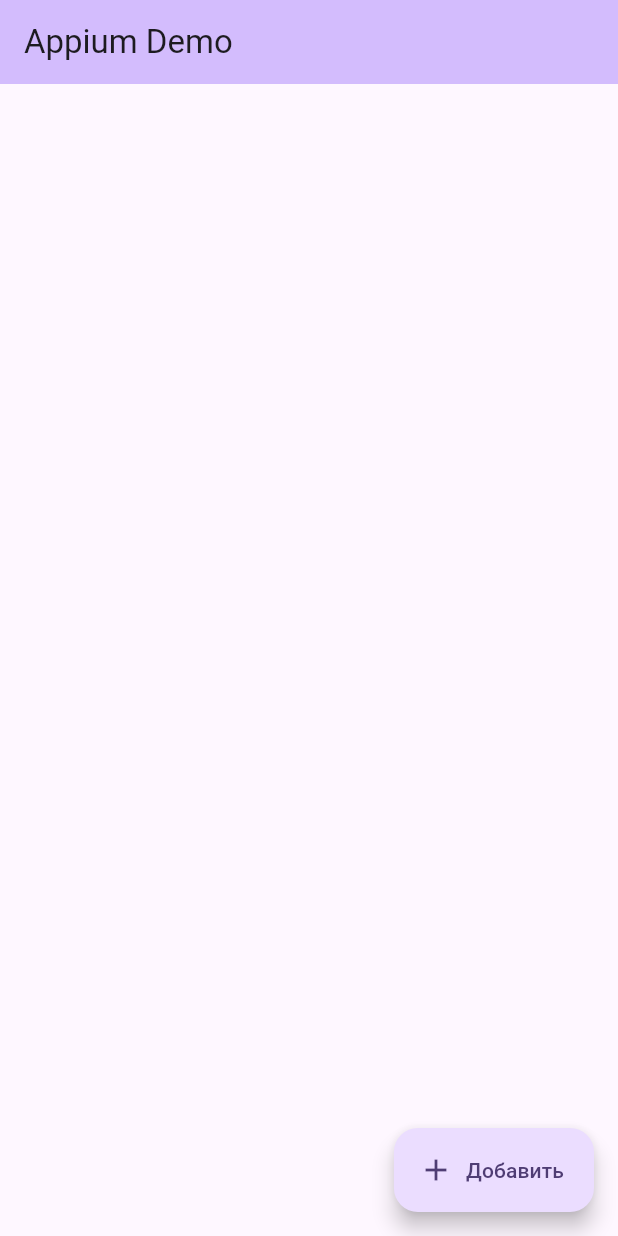
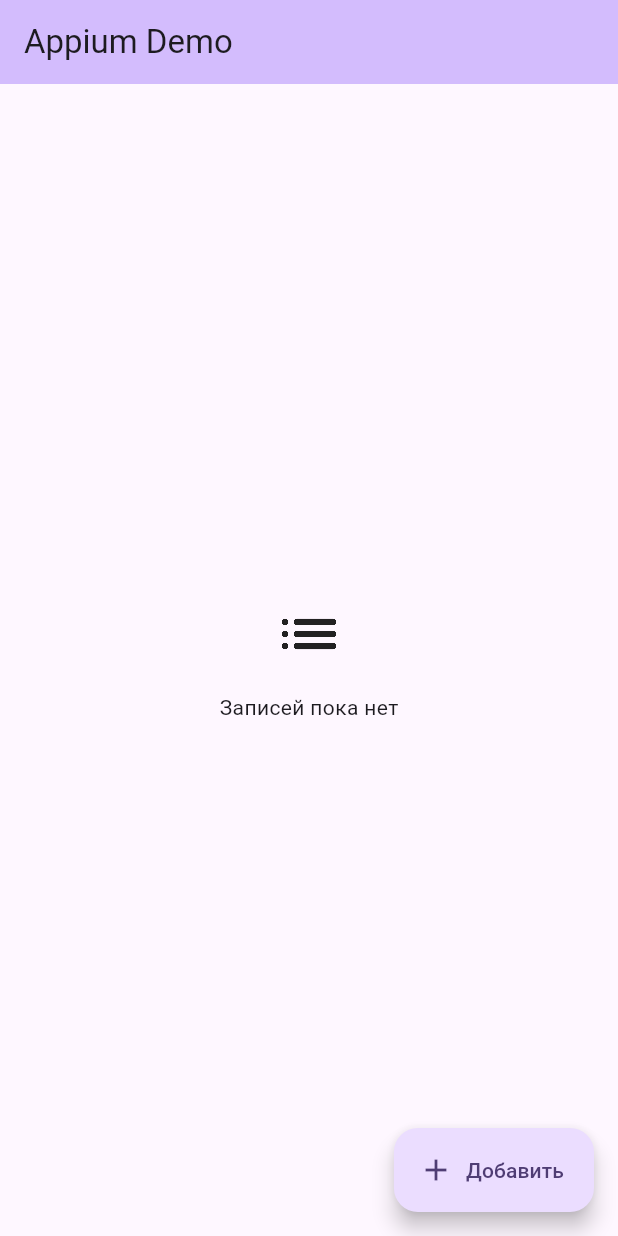
Before and after one commit to Tumist76/appium_flutter_demo, a Flutter app: the screen it shows after launch, on a phone screen of 412 x 824 dp. Run offline on Flutter 3.47's test engine with Material 2 defaults, Android fonts, the phone set to English and light mode, and no system bars; our stand-ins replace file_picker, webview_flutter.

Commit message:
Adds empty widget and record delete

```diff
--- a/flutter_app/lib/ui/screens/home_screen.dart
+++ b/flutter_app/lib/ui/screens/home_screen.dart
@@ -1,4 +1,5 @@
 import 'package:appium_demo/models/record_model.dart';
+import 'package:appium_demo/ui/widgets/empty_widget.dart';
 import 'package:appium_demo/ui/widgets/record_card.dart';
 import 'package:appium_demo/ui/widgets/new_item_dialog.dart';
 import 'package:flutter/material.dart';
@@ -26,7 +27,7 @@
         backgroundColor: Theme.of(context).colorScheme.inversePrimary,
         title: const Text('Appium Demo'),
       ),
-      body: _buildBody(),
+      body: buildBody(),
       floatingActionButton: FloatingActionButton.extended(
         onPressed: _addRecord,
         icon: const Icon(Icons.add),
@@ -35,10 +36,16 @@
     );
   }
 
-  Widget _buildBody() {
+  Widget buildBody() {
+    if (records.isEmpty) return const Center(child: EmptyWidget());
     return ListView.builder(
       itemCount: records.length,
-      itemBuilder: (_, index) => RecordCard(record: records[index]),
+      itemBuilder: (_, index) => RecordCard(
+        record: records[index],
+        onDeleteTapped: () => delete(index),
+      ),
     );
   }
+
+  void delete(int index) => setState(() => records.removeAt(index));
 }
--- /dev/null
+++ b/flutter_app/lib/ui/widgets/empty_widget.dart
@@ -0,0 +1,17 @@
+import 'package:flutter/material.dart';
+
+class EmptyWidget extends StatelessWidget {
+  const EmptyWidget({super.key});
+
+  @override
+  Widget build(BuildContext context) {
+    return const Column(
+      mainAxisAlignment: MainAxisAlignment.center,
+      children: [
+        Icon(Icons.list_rounded, size: 48),
+        SizedBox(height: 15.0),
+        Text('Записей пока нет'),
+      ],
+    );
+  }
+}
```
Also changed, not shown: flutter_app/lib/ui/widgets/record_card.dart (+7 -2 lines).
